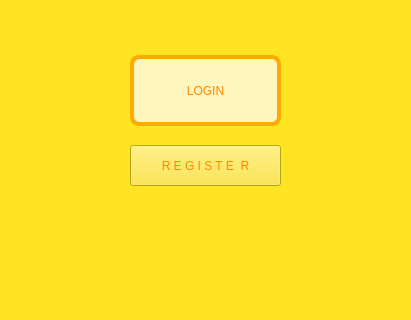
Before: the Qt Designer form gui/login.ui in quanpcm/BASIC-TO-DO, drawn with Qt 5; both pictures show x 0 to 411 and y 435 to 755 of the 411 by 755 pixel window.
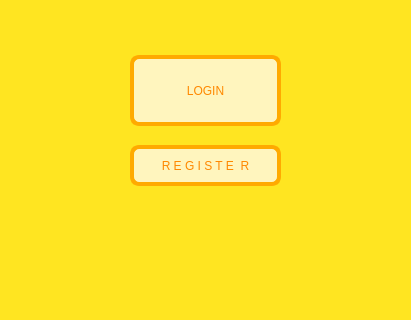
After: the same form once the commit is applied.

What changed in the file:
```diff
--- a/gui/login.ui
+++ b/gui/login.ui
@@ -185,7 +185,9 @@
    </property>
    <property name="styleSheet">
     <string notr="true">color: rgb(255, 136, 0);
-background: solid rgb(255, 229, 33);
+border: 4px solid rgb(255, 170, 0);
+  border-radius: 9px;
+background: solid rgb(255, 245, 190);
 text-indent: 20px;</string>
    </property>
    <property name="text">
```
Left out of the diff: 8 changed lines with no effect on the pictures.
